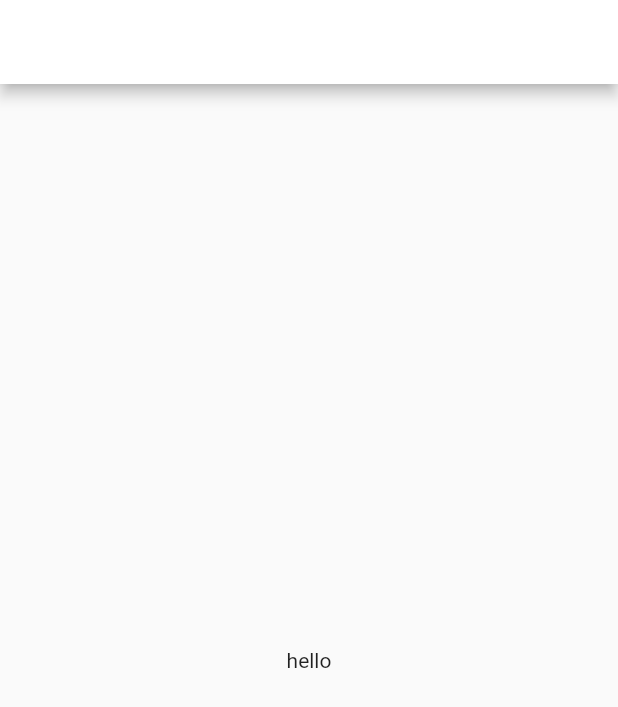
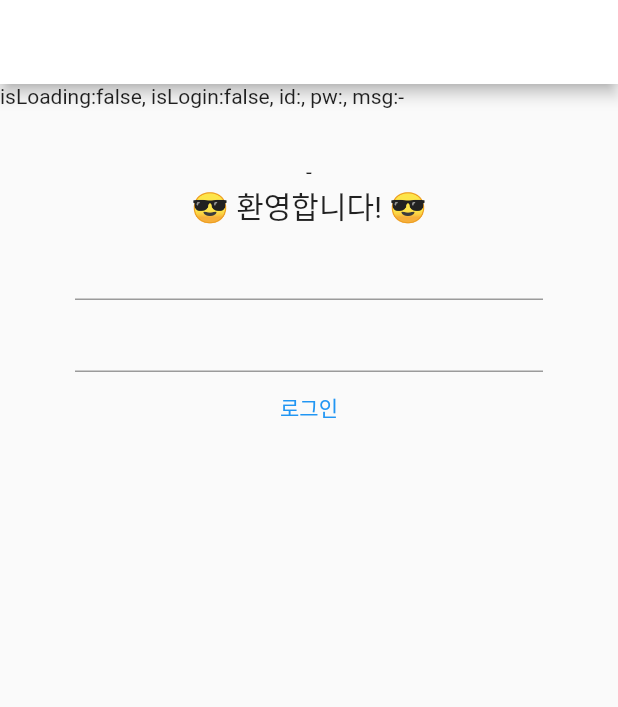
Before and after one commit to chhs2131/FlutterExample, a Flutter app: the MyHomePage screen opened directly, on a phone screen of 412 x 824 dp. Shown: the top 707 px of the screen. Run offline on Flutter 3.47's test engine with Material 2 defaults, Android fonts, the light colour scheme and no system bars; our stand-ins replace flutter_bloc.

Commit message:
feat(BlocExample): cubit을 사용하여 간단한 로그인 플로우 구현

```diff
--- /dev/null
+++ b/bloc_example/lib/cubit/login_cubit.dart
@@ -0,0 +1,44 @@
+import 'package:flutter_bloc/flutter_bloc.dart';
+
+import 'login_state.dart';
+
+class LoginCubit extends Cubit<LoginState> {
+  LoginCubit()
+      : super(LoginState(
+            isLoading: false, isLogin: false, id: "", pw: "", message: "-"));
+
+  // 로그인 시도 했을 때
+  void tryLogin(String id, String pw) async {
+    // 로그인 정보를 가져오고 Loading 상태로 변경
+    emit(state.setAccount(id, pw).setLoading(true).copy()); // method chaining
+
+    // 대기
+    await Future.delayed(const Duration(seconds: 3));
+
+    // 계정 정보를 확인하고 결과를 적용
+    if (id == "testid" && pw == "testpw") {
+      emit(state.setLogin(true).setMessage("로그인 성공!").setLoading(false).copy());
+      return;
+    }
+    emit(state.setLogin(false).setMessage("로그인 실패!").setLoading(false).copy());
+  }
+
+  // 로그아웃 동작!
+  void tryLogout() async {
+    // 로그인 정보를 가져오고 Loading 상태로 변경
+    emit(state.setMessage("마지막으로 로그인한 계정 testid").setLoading(true).copy()); // method chaining
+
+    // 대기
+    await Future.delayed(const Duration(seconds: 3));
+
+    // 로그아웃 진행
+    emit(state.setAccount("", "").setLogin(false).setLoading(false).copy());
+  }
+
+  // emit
+  @override
+  void onChange(Change<LoginState> loginState) {
+    super.onChange(loginState);
+    print(loginState.toString());
+  }
+}
--- /dev/null
+++ b/bloc_example/lib/cubit/login_state.dart
@@ -0,0 +1,49 @@
+class LoginState {
+  bool isLoading;
+  bool isLogin;
+  String id;
+  String pw;
+  String message;
+
+  LoginState({
+    required this.isLoading,
+    required this.isLogin,
+    required this.id,
+    required this.pw,
+    required this.message,
+  });
+
+  LoginState copy() => LoginState(
+    isLoading: isLoading,
+    isLogin: isLogin,
+    id: id,
+    pw: pw,
+    message: message,
+  );
+
+  LoginState setMessage(String message) {
+    this.message = message;
+    return this;
+  }
+
+  LoginState setLogin(bool state) {
+    isLogin = state;
+    return this;
+  }
+
+  LoginState setLoading(bool state) {
+    isLoading = state;
+    return this;
+  }
+
+  LoginState setAccount(String id, String pw) {
+    this.id = id;
+    this.pw = pw;
+    return this;
+  }
+
+  @override
+  String toString() {
+    return "isLoading:$isLoading, isLogin:$isLogin, id:$id, pw:$pw, msg:$message";
+  }
+}
--- a/bloc_example/lib/main.dart
+++ b/bloc_example/lib/main.dart
@@ -1,4 +1,8 @@
+import 'package:bloc_example/pages/login_pages.dart';
 import 'package:flutter/material.dart';
+import 'package:flutter_bloc/flutter_bloc.dart';
+
+import 'cubit/login_cubit.dart';
 
 void main() {
   runApp(const MyApp());
@@ -9,33 +13,25 @@ class MyApp extends StatelessWidget {
 
   @override
   Widget build(BuildContext context) {
-    return const MaterialApp(
-      home: MyHomePage(title: 'Flutter Demo Home Page'),
+    return MaterialApp(
+      home: BlocProvider(  // 해당 Cubit을 사용하도록 지정
+        create: (BuildContext context) => LoginCubit(),
+        child: MyHomePage(),
+      ),
     );
   }
 }
 
-class MyHomePage extends StatefulWidget {
-  const MyHomePage({super.key, required this.title});
-
-  final String title;
-
-  @override
-  State<MyHomePage> createState() => _MyHomePageState();
-}
-
-class _MyHomePageState extends State<MyHomePage> {
+class MyHomePage extends StatelessWidget {
+  const MyHomePage({super.key});
 
   @override
   Widget build(BuildContext context) {
     return Scaffold(
       appBar: AppBar(
         backgroundColor: Theme.of(context).colorScheme.inversePrimary,
-        title: Text(widget.title),
       ),
-      body: const Center(
-        child: Text("hello"),
-      ),
+      body: const LoginPages(),
     );
   }
 }
--- /dev/null
+++ b/bloc_example/lib/pages/login_pages.dart
@@ -0,0 +1,98 @@
+import 'package:flutter/material.dart';
+import 'package:flutter_bloc/flutter_bloc.dart';
+
+import '../cubit/login_cubit.dart';
+import '../cubit/login_state.dart';
+
+class LoginPages extends StatefulWidget {
+  const LoginPages({Key? key}) : super(key: key);
+
+  @override
+  State<LoginPages> createState() => _LoginPagesState();
+}
+
+class _LoginPagesState extends State<LoginPages> {
+  @override
+  void initState() {
+    super.initState();
+  }
+
+  @override
+  Widget build(BuildContext context) {
+    return SafeArea(
+      child: Scaffold(
+        body: Stack(
+          children: [
+            BlocBuilder<LoginCubit, LoginState>(
+              builder: (context, state) {
+                if (!state.isLoading) {
+                  return Text("${state.toString()}");
+                }
+                return const Center(
+                  child: CircularProgressIndicator(),
+                );
+              },
+            ),
+            Padding(
+              padding: const EdgeInsets.all(50),
+              child: Center(
+                child: BlocBuilder<LoginCubit, LoginState>(
+                    builder: (context, state) {
+                  print('build');
+                  if (state.isLogin) {
+                    return Column(children: [
+                      Text("${state.message}"),
+                      LogoutButton(),
+                    ]);
+                  } else {
+                    return Column(children: [
+                      Text("${state.message}"),
+                      LoginForm(),
+                    ]);
+                  }
+                }),
+              ),
+            ),
+          ],
+        ),
+      ),
+    );
+  }
+}
+
+class LoginForm extends StatelessWidget {
+  LoginForm({Key? key}) : super(key: key);
+  final id = TextEditingController();
+  final pw = TextEditingController();
+
+  @override
+  Widget build(BuildContext context) {
+    return Column(
+      children: [
+        Text("😎 환영합니다! 😎", style: TextStyle(fontSize: 20)),
+        TextField(controller: id),
+        TextField(controller: pw),
+        TextButton(
+          onPressed: () {
+            BlocProvider.of<LoginCubit>(context).tryLogin(id.text, pw.text);
+          },
+          child: const Text("로그인"),
+        )
+      ],
+    );
+  }
+}
+
+class LogoutButton extends StatelessWidget {
+  const LogoutButton({Key? key}) : super(key: key);
+
+  @override
+  Widget build(BuildContext context) {
+    return TextButton(
+      onPressed: () {
+        BlocProvider.of<LoginCubit>(context).tryLogout();
+      },
+      child: const Text("로그아웃"),
+    );
+  }
+}
--- a/bloc_example/pubspec.yaml
+++ b/bloc_example/pubspec.yaml
@@ -30,7 +30,7 @@ environment:
 dependencies:
   flutter:
     sdk: flutter
-
+  flutter_bloc: ^8.0.0
 
   # The following adds the Cupertino Icons font to your application.
   # Use with the CupertinoIcons class for iOS style icons.
```
Also changed, not shown: bloc_example/readme_file/cubit_example.gif (added), bloc_example/readme_file/img.png (renamed from bloc_example/img.png), bloc_example/readme_file/img_1.png (renamed from bloc_example/img_1.png), bloc_example/readme_file/img_2.png (added), 1 other file.
